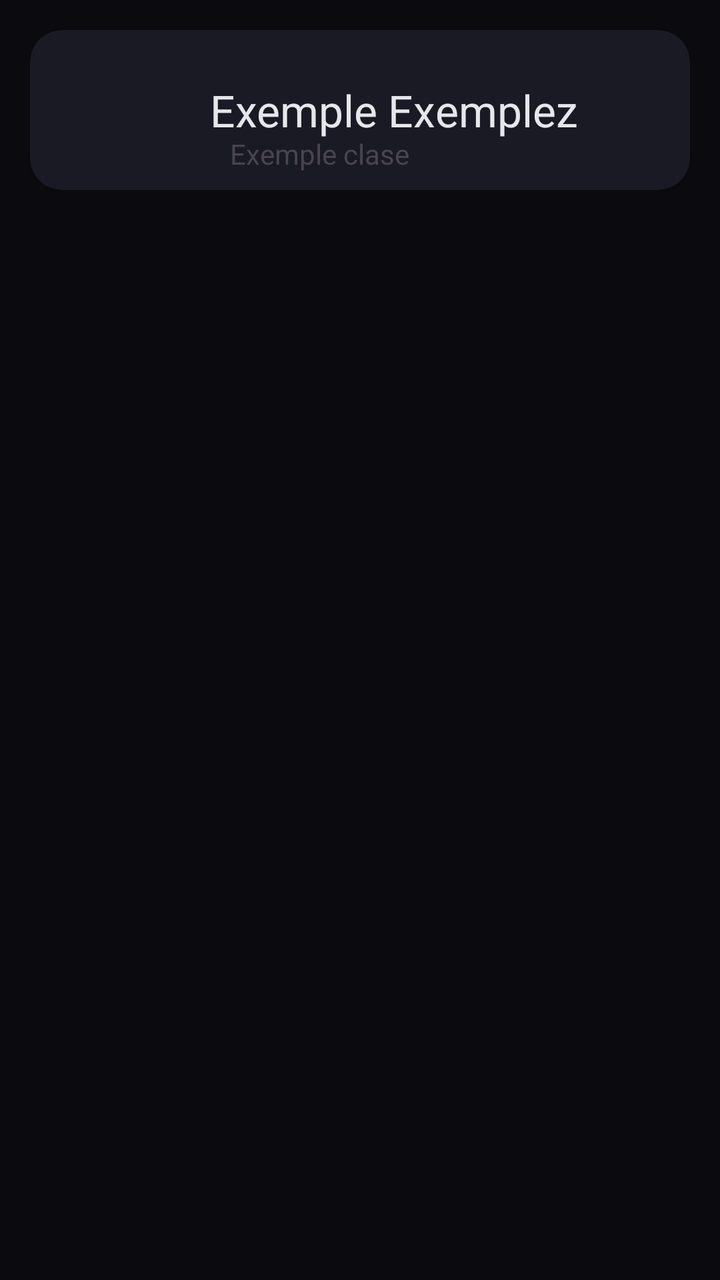
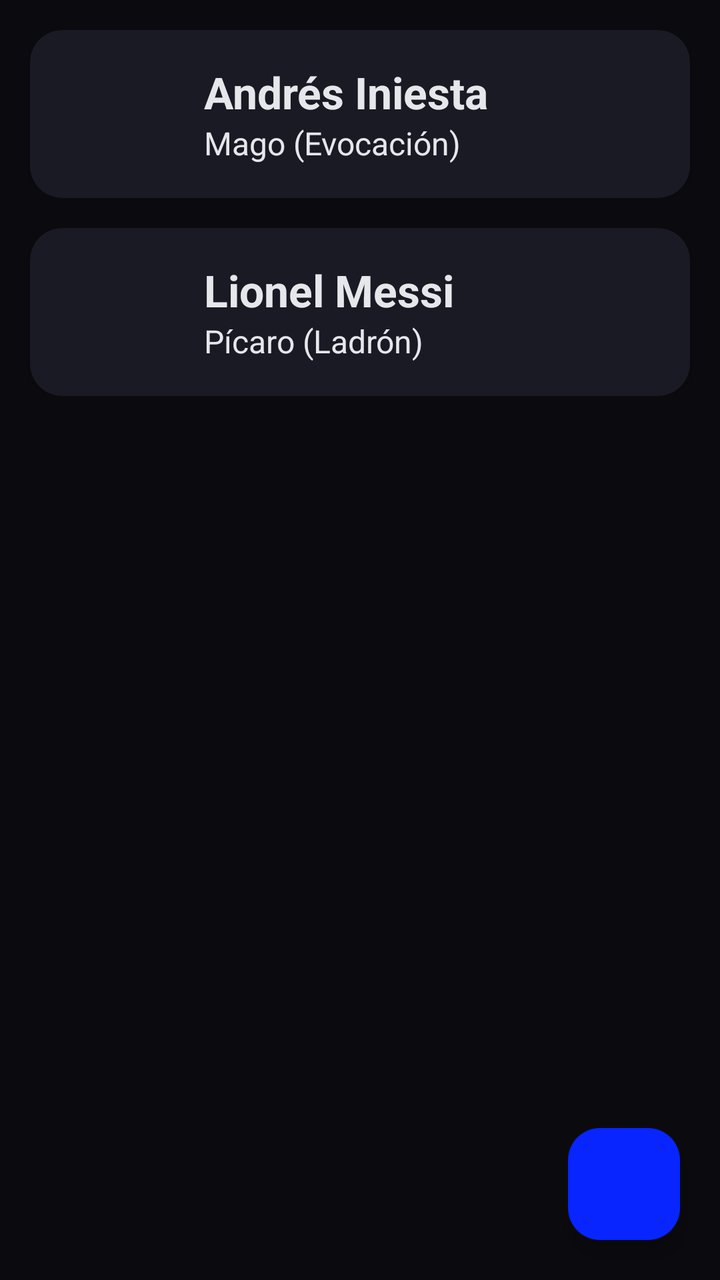

Before-and-after screenshots of an Android layout around one commit, followed by the original layout XML and the change that was made.
<!-- AndroidManifest.xml: application theme Theme.DnDiceCompanion -->
<!-- res/layout/fragment_character_list.xml -->
<?xml version="1.0" encoding="utf-8"?>
<androidx.constraintlayout.widget.ConstraintLayout xmlns:android="http://schemas.android.com/apk/res/android"
    xmlns:app="http://schemas.android.com/apk/res-auto"
    android:layout_width="match_parent"
    android:layout_height="match_parent"
    android:background="@color/backgroud">

    <LinearLayout
        android:id="@+id/CharacterList"
        android:layout_width="match_parent"
        android:layout_height="match_parent">

        <androidx.cardview.widget.CardView
            android:id="@+id/CardCharacterExemple"
            android:layout_margin="15dp"
            android:layout_width="match_parent"
            android:layout_height="80dp"
            app:cardCornerRadius="16dp"
            app:cardBackgroundColor="@color/cardBackground">

            <ImageView
                android:id="@+id/ImageCharacterExemple"
                android:layout_width="60dp"
                android:layout_height="60dp"
                android:layout_gravity="center_vertical"
                android:layout_margin="15dp" />

            <TextView
                android:id="@+id/NameCharacterExemple"
                android:layout_width="wrap_content"
                android:layout_height="match_parent"
                android:layout_gravity="center_vertical"
                android:layout_marginStart="90dp"
                android:gravity="center_vertical"
                android:textSize="22sp"
                android:textColor="@color/colorText"
                android:text="Exemple Exemplez"/>

            <TextView
                android:id="@+id/ClassCharacterExemple"
                android:layout_width="wrap_content"
                android:layout_height="match_parent"
                android:layout_gravity="center_vertical"
                android:layout_marginStart="100dp"
                android:layout_marginTop="35dp"
                android:text="Exemple clase"/>
        </androidx.cardview.widget.CardView>

    </LinearLayout>

</androidx.constraintlayout.widget.ConstraintLayout>
<!-- resources referenced by this layout -->
<resources>
  <color name="backgroud">#0B0B0F</color>
  <color name="cardBackground">#1A1A24</color>
  <color name="colorText">#E5E7EB</color>
  <style name="Theme.DnDiceCompanion" parent="Base.Theme.DnDiceCompanion" />
  <style name="Base.Theme.DnDiceCompanion" parent="Theme.Material3.DayNight.NoActionBar">
          
          
      </style>
</resources>

<!-- the commit's change to res/layout/fragment_character_list.xml (unified diff, before → after) -->
@@ -1,51 +1,133 @@
 <?xml version="1.0" encoding="utf-8"?>
 <androidx.constraintlayout.widget.ConstraintLayout xmlns:android="http://schemas.android.com/apk/res/android"
     xmlns:app="http://schemas.android.com/apk/res-auto"
+    xmlns:tools="http://schemas.android.com/tools"
     android:layout_width="match_parent"
     android:layout_height="match_parent"
     android:background="@color/backgroud">
 
-    <LinearLayout
-        android:id="@+id/CharacterList"
+    <ScrollView
         android:layout_width="match_parent"
         android:layout_height="match_parent">
 
-        <androidx.cardview.widget.CardView
-            android:id="@+id/CardCharacterExemple"
-            android:layout_margin="15dp"
+        <LinearLayout
+            android:id="@+id/CharacterList"
             android:layout_width="match_parent"
-            android:layout_height="80dp"
-            app:cardCornerRadius="16dp"
-            app:cardBackgroundColor="@color/cardBackground">
+            android:layout_height="wrap_content"
+            android:orientation="vertical">
 
-            <ImageView
-                android:id="@+id/ImageCharacterExemple"
-                android:layout_width="60dp"
-                android:layout_height="60dp"
-                android:layout_gravity="center_vertical"
-                android:layout_margin="15dp" />
+            <androidx.cardview.widget.CardView
+                android:id="@+id/CardCharacterExemple"
+                android:layout_width="match_parent"
+                android:layout_height="wrap_content"
+                android:layout_marginStart="15dp"
+                android:layout_marginEnd="15dp"
+                android:layout_marginTop="15dp"
+                app:cardCornerRadius="16dp"
+                app:cardBackgroundColor="@color/cardBackground">
 
-            <TextView
-                android:id="@+id/NameCharacterExemple"
-                android:layout_width="wrap_content"
-                android:layout_height="match_parent"
-                android:layout_gravity="center_vertical"
-                android:layout_marginStart="90dp"
-                android:gravity="center_vertical"
-                android:textSize="22sp"
-                android:textColor="@color/colorText"
-                android:text="Exemple Exemplez"/>
+                <LinearLayout
+                    android:layout_width="match_parent"
+                    android:layout_height="wrap_content"
+                    android:orientation="horizontal"
+                    android:gravity="center_vertical"
+                    android:padding="12dp">
 
-            <TextView
-                android:id="@+id/ClassCharacterExemple"
-                android:layout_width="wrap_content"
-                android:layout_height="match_parent"
-                android:layout_gravity="center_vertical"
-                android:layout_marginStart="100dp"
-                android:layout_marginTop="35dp"
-                android:text="Exemple clase"/>
-        </androidx.cardview.widget.CardView>
+                    <ImageView
+                        android:id="@+id/ImageCharacterExemple"
+                        android:layout_width="60dp"
+                        android:layout_height="60dp"
+                        android:layout_marginEnd="15dp"
+                        android:scaleType="centerCrop"
+                        tools:background="#33FFFFFF" />
 
-    </LinearLayout>
+                    <LinearLayout
+                        android:layout_width="0dp"
+                        android:layout_height="wrap_content"
+                        android:layout_weight="1"
+                        android:orientation="vertical">
+
+                        <TextView
+                            android:id="@+id/NameCharacterExemple"
+                            android:layout_width="match_parent"
+                            android:layout_height="wrap_content"
+                            android:text="Andrés Iniesta"
+                            android:textSize="22sp"
+                            android:textStyle="bold"
+                            android:textColor="@color/colorText" />
+
+                        <TextView
+                            android:id="@+id/ClassCharacterExemple"
+                            android:layout_width="match_parent"
+                            android:layout_height="wrap_content"
+                            android:text="Mago (Evocación)"
+                            android:textSize="16sp"
+                            android:textColor="@color/colorText" />
+                    </LinearLayout>
+                </LinearLayout>
+            </androidx.cardview.widget.CardView>
+
+            <androidx.cardview.widget.CardView
+                android:id="@+id/CardCharacterExemple2"
+                android:layout_width="match_parent"
+                android:layout_height="wrap_content"
+                android:layout_marginStart="15dp"
+                android:layout_marginEnd="15dp"
+                android:layout_marginTop="15dp"
+                app:cardCornerRadius="16dp"
+                app:cardBackgroundColor="@color/cardBackground">
+
+                <LinearLayout
+                    android:layout_width="match_parent"
+                    android:layout_height="wrap_content"
+                    android:orientation="horizontal"
+                    android:gravity="center_vertical"
+                    android:padding="12dp">
+
+                    <ImageView
+                        android:id="@+id/ImageCharacterExemple2"
+                        android:layout_width="60dp"
+                        android:layout_height="60dp"
+                        android:layout_marginEnd="15dp"
+                        android:scaleType="centerCrop"
+                        tools:background="#33FFFFFF" />
+
+                    <LinearLayout
+                        android:layout_width="0dp"
+                        android:layout_height="wrap_content"
+                        android:layout_weight="1"
+                        android:orientation="vertical">
+
+                        <TextView
+                            android:id="@+id/NameCharacterExemple2"
+                            android:layout_width="match_parent"
+                            android:layout_height="wrap_content"
+                            android:text="Lionel Messi"
+                            android:textSize="22sp"
+                            android:textStyle="bold"
+                            android:textColor="@color/colorText" />
+
+                        <TextView
+                            android:id="@+id/ClassCharacterExemple2"
+                            android:layout_width="match_parent"
+                            android:layout_height="wrap_content"
+                            android:text="Pícaro (Ladrón)"
+                            android:textSize="16sp"
+                            android:textColor="@color/colorText" />
+                    </LinearLayout>
+                </LinearLayout>
+            </androidx.cardview.widget.CardView>
+
+        </LinearLayout>
+    </ScrollView>
+    
+    <com.google.android.material.floatingactionbutton.FloatingActionButton
+        android:id="@+id/AddCharacter"
+        android:layout_width="wrap_content"
+        android:layout_height="wrap_content"
+        android:layout_margin="20dp"
+        app:layout_constraintEnd_toEndOf="parent"
+        app:layout_constraintBottom_toBottomOf="parent"
+        android:backgroundTint="@color/buttonColor" />
 
 </androidx.constraintlayout.widget.ConstraintLayout>
<!-- resource entries referenced after the edit -->
@@ -1,6 +1,7 @@
 <!-- resources referenced by this layout -->
 <resources>
   <color name="backgroud">#0B0B0F</color>
+  <color name="buttonColor">#0825FF</color>
   <color name="cardBackground">#1A1A24</color>
   <color name="colorText">#E5E7EB</color>
   <style name="Theme.DnDiceCompanion" parent="Base.Theme.DnDiceCompanion" />
